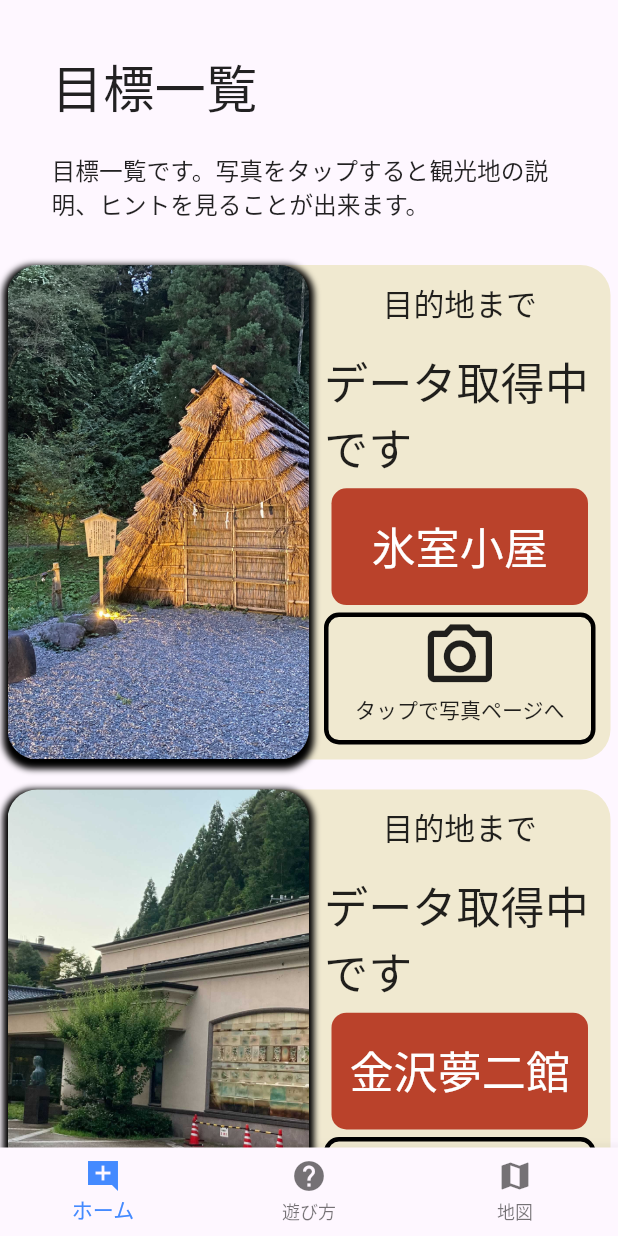
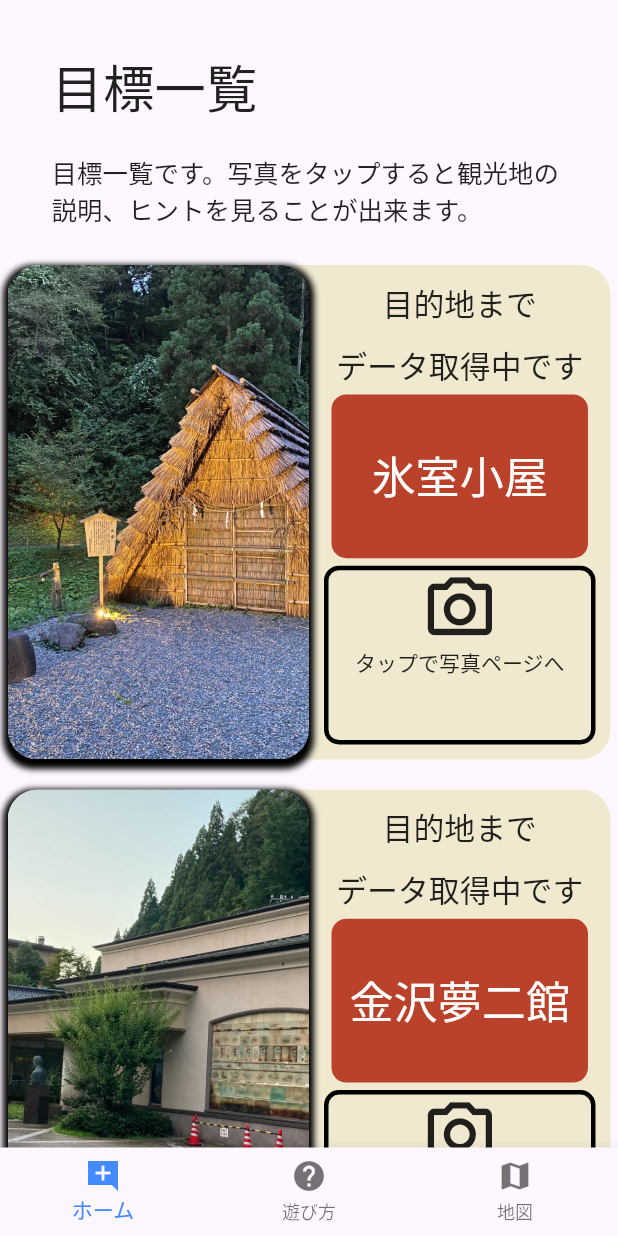
Before and after one commit to tourist-project/yuwaku_proto_flutter, a Flutter app: the screen it shows after launch, scrolled down 576 dp, on a phone screen of 412 x 824 dp. Run offline on Flutter 3.47's test engine with Material 2 defaults, Android fonts, the phone set to English and light mode, and no system bars; drawn by our look-alikes of auto_size_text; our stand-ins replace camera, carousel_slider, firebase_core, firebase_storage, geolocator, google_fonts and 2 more; accounts and stored records are empty.

Commit message:
Uiのテキストサイズが変更できていなかったので変更しました

```diff
--- a/lib/some_top_page.dart
+++ b/lib/some_top_page.dart
@@ -126,7 +126,7 @@
                           margin: EdgeInsets.only(top: widthSize / 16, left: widthSize / 12),
                           width: widthSize,
                           height: heightSize / 16,
-                          child: Text('写真一覧', style: TextStyle(fontSize: widthSize / 12)),
+                          child: AutoSizeText('写真一覧', style: TextStyle(fontSize: widthSize / 12)),
                         ),
                       ),
                       Expanded(
@@ -135,7 +135,7 @@
                           margin: EdgeInsets.only(left: widthSize / 12, right: widthSize / 12),
                           width: widthSize,
                           height: heightSize / 30,
-                          child: Text('取った写真や、観光地の写真の一覧です。',
+                          child: AutoSizeText('取った写真や、観光地の写真の一覧です。',
                               style: TextStyle(fontSize:  widthSize/24)),
                         ),
                       ),
@@ -170,7 +170,7 @@
                           margin: EdgeInsets.only(top: widthSize / 12, left: widthSize / 12),
                           width: widthSize,
                           height: heightSize / 16,
-                          child: Text('目標一覧', style: TextStyle(fontSize: widthSize / 12)),
+                          child: AutoSizeText('目標一覧', style: TextStyle(fontSize: widthSize / 12)),
                         ),
                       ),
                       Expanded(
@@ -180,9 +180,9 @@
                           margin: EdgeInsets.only(left: widthSize / 12, right: widthSize / 12),
                           width: widthSize,
                           height: heightSize / 20,
-                          child: Text(
+                          child: AutoSizeText(
                             '目標一覧です。写真をタップすると観光地の説明、ヒントを見ることが出来ます。',
-                            style: TextStyle(fontSize: widthSize/26),
+                            style: TextStyle(fontSize: widthSize/10),
                           ),
                         ),
                       ),
@@ -291,15 +291,15 @@
                     child: Column(
                       children: [
                         Container(
-                            height: heightSize / 18,
+                            height: heightSize / 20,
                             margin:  EdgeInsets.only(right: 5, left: 5),
-                            child: Text('目的地まで',
+                            child: AutoSizeText('目的地まで',
                                 style: TextStyle(fontSize: widthSize / 20),
                             ),
                         ),
                         homeItems.distance != null
                             ? Center(
-                                child: Text(
+                                child: AutoSizeText(
                                   'あと' +
                                       homeItems.distance!.toStringAsFixed(1) +
                                       'm',
@@ -308,9 +308,9 @@
                               )
                             : Center(
                                 child: Container(
-                                  child: Text(
+                                  child: AutoSizeText(
                                     'データ取得中です',
-                                    style: TextStyle(fontSize: widthSize / 14),
+                                    style: TextStyle(fontSize: widthSize / 20),
                                   ),
                                 ),
                               ),
@@ -324,7 +324,7 @@
                             ),
                             child: Container(
                               child: Center(
-                                child: Text(
+                                child: AutoSizeText(
                                   homeItems.title,
                                   style: TextStyle(
                                       fontSize: widthSize / 14,
@@ -358,7 +358,7 @@
                                   children: [
                                     Icon(Icons.photo_camera_outlined,
                                         size: widthSize / 8),
-                                    Text('タップで写真ページへ')
+                                    AutoSizeText('タップで写真ページへ')
                                   ],
                                 ),
                               ),
```
